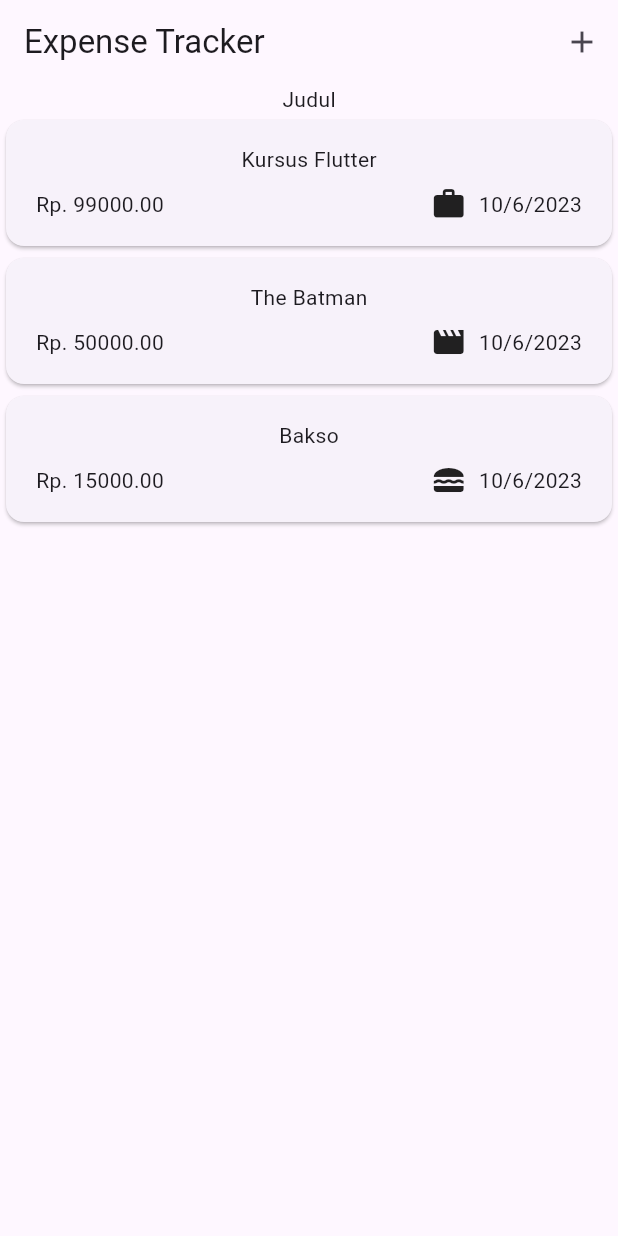
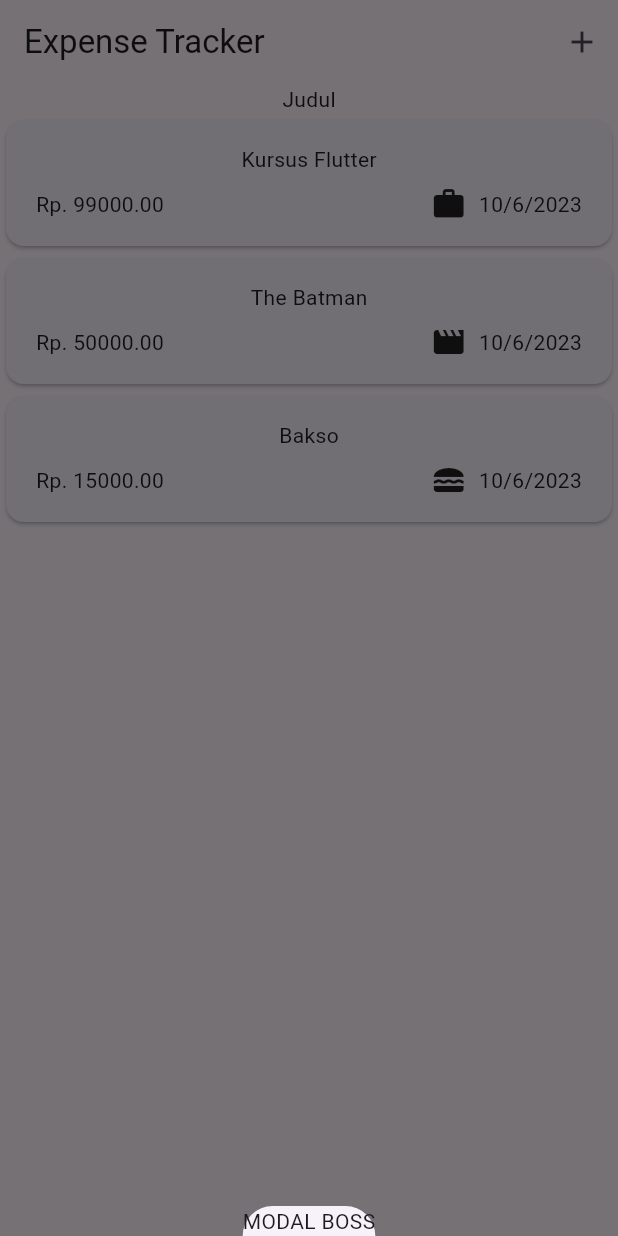
Before and after one commit to nisiyus/expense-tracker, a Flutter app: the screen it shows after launch, after a tap on the "add" icon, on a phone screen of 412 x 824 dp. Run offline on Flutter 3.47's test engine with Material 2 defaults, Android fonts, the phone set to English and light mode, and no system bars.

Commit message:
add modal sheet

```diff
--- a/lib/widgets/expenses.dart
+++ b/lib/widgets/expenses.dart
@@ -27,12 +27,23 @@ class _ExpensesState extends State<Expenses> {
         category: Category.food,
         date: DateTime.now()),
   ];
+
+  void _openAddExpenseOverlay() {
+    showModalBottomSheet(
+      context: context,
+      builder: (ctx) => const Text('MODAL BOSS'),
+    );
+  }
+
   @override
   Widget build(BuildContext context) {
     return Scaffold(
       appBar: AppBar(
         title: const Text('Expense Tracker'),
-        actions: [IconButton(onPressed: () {}, icon: const Icon(Icons.add))],
+        actions: [
+          IconButton(
+              onPressed: _openAddExpenseOverlay, icon: const Icon(Icons.add))
+        ],
       ),
       body: Column(
         children: [
```
